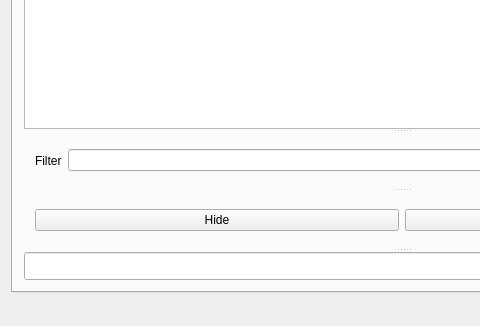
This is gui/mainwindow.ui in jlafon/purger as Qt 5 draws it before an edit; both pictures show x 0 to 480 and y 410 to 736 of the 803 by 736 pixel window. The edited form follows.
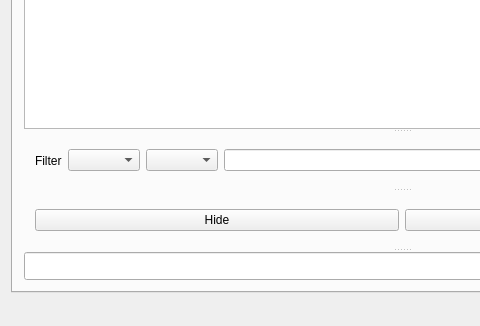
This is the edited form.

```diff
--- a/gui/mainwindow.ui
+++ b/gui/mainwindow.ui
@@ -97,6 +97,12 @@
               </property>
              </widget>
             </item>
+            <item>
+             <widget class="QComboBox" name="fieldBox"/>
+            </item>
+            <item>
+             <widget class="QComboBox" name="regexBox"/>
+            </item>
             <item>
              <widget class="QLineEdit" name="lineEdit">
               <property name="placeholderText" stdset="0">
```
